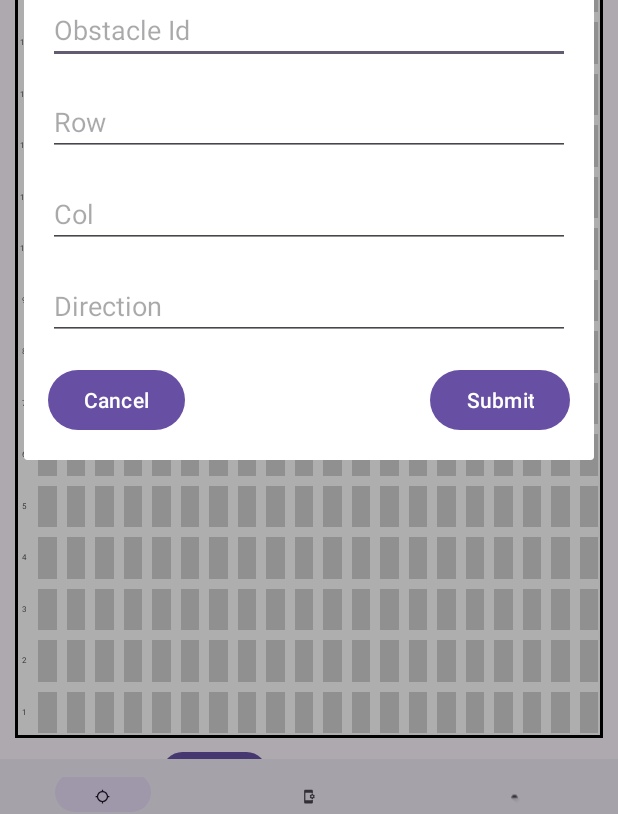
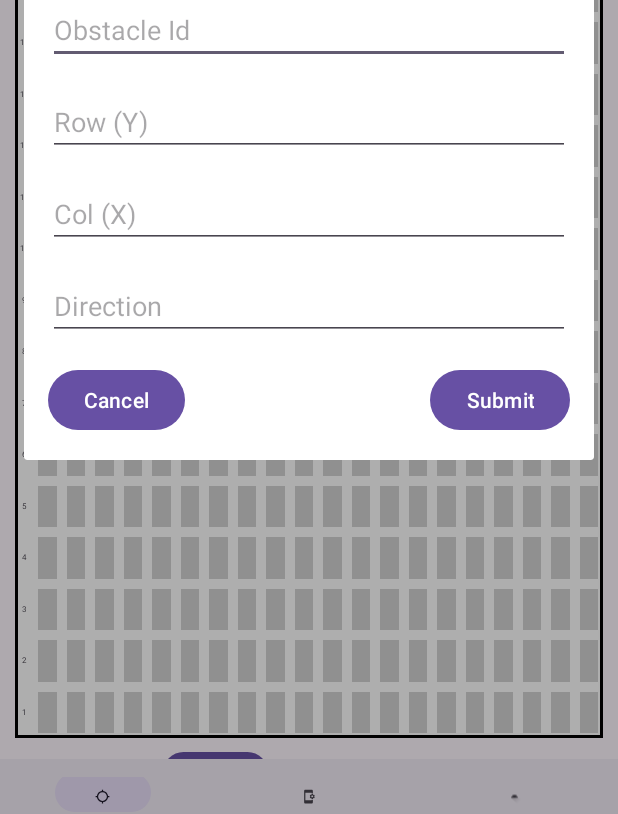
Before and after one commit to hermeess/CZ3004-SC2079-MDP, an Android app: the fragment ObstacleDialogFragment placed in its activity, on a phone screen of 412 x 824 dp. Shown: the part 402-1216 px from the top of the screen. Run offline under Robolectric (Android 15) with nearby library versions, the phone set to English and light mode, and no system bars.

Commit message:
bt update

```diff
--- a/android/app/src/main/res/layout/dialog_obstacle.xml
+++ b/android/app/src/main/res/layout/dialog_obstacle.xml
@@ -16,7 +16,7 @@
         android:layout_height="wrap_content"
         android:layout_below="@id/editObstacleId"
         android:layout_marginTop="16dp"
-        android:hint="Row" />
+        android:hint="Row (Y)" />
 
     <EditText
         android:id="@+id/editCol"
@@ -24,7 +24,7 @@
         android:layout_height="wrap_content"
         android:layout_below="@id/editRow"
         android:layout_marginTop="16dp"
-        android:hint="Col" />
+        android:hint="Col (X)" />
 
     <EditText
         android:id="@+id/editDirection"
--- a/android/app/src/main/res/layout/fragment_map.xml
+++ b/android/app/src/main/res/layout/fragment_map.xml
@@ -145,6 +145,27 @@
                     android:layout_marginLeft="2dp"/>
             </LinearLayout>
 
+            <!--   Found legend         -->
+            <LinearLayout
+                android:layout_width="wrap_content"
+                android:layout_height="wrap_content"
+                android:orientation="horizontal"
+                android:gravity="center">
+
+                <View
+                    android:layout_width="10dp"
+                    android:layout_height="10dp"
+                    android:background="#39FF14" />
+
+                <TextView
+                    android:layout_width="wrap_content"
+                    android:layout_height="wrap_content"
+                    android:text="Found"
+                    android:textSize="8sp"
+                    android:textColor="#000000"
+                    android:layout_marginLeft="2dp"/>
+            </LinearLayout>
+
         </LinearLayout>
 
         <androidx.gridlayout.widget.GridLayout
@@ -243,10 +264,10 @@
                 android:layout_centerHorizontal="true"
                 android:layout_marginTop="10dp"
                 android:text="Status Message: "
-                android:textSize="6sp"
+                android:textSize="8sp"
                 android:textColor="#000000" />
             <TextView
-                android:id="@+id/robotStatus"
+                android:id="@+id/statusContent"
                 android:layout_marginLeft="5dp"
                 android:layout_width="wrap_content"
                 android:layout_height="wrap_content"
@@ -254,7 +275,7 @@
                 android:layout_centerHorizontal="true"
                 android:layout_marginTop="1dp"
                 android:text="... "
-                android:textSize="6sp"
+                android:textSize="8sp"
                 android:textColor="#000000" />
             <TextView
                 android:id="@+id/bluetoothHeader"
@@ -265,7 +286,7 @@
                 android:layout_centerHorizontal="true"
                 android:layout_marginTop="10dp"
                 android:text="Bluetooth Status: "
-                android:textSize="6sp"
+                android:textSize="8sp"
                 android:textColor="#000000" />
             <TextView
                 android:id="@+id/connectionStatus"
@@ -276,7 +297,7 @@
                 android:layout_centerHorizontal="true"
                 android:layout_marginTop="1dp"
                 android:text="Connected/Not Connected"
-                android:textSize="6sp"
+                android:textSize="8sp"
                 android:textColor="#000000" />
 
 
```
Also changed, not shown: android/app/src/main/java/com/example/mdp_android/MapFragment.java (+71 -7 lines).
